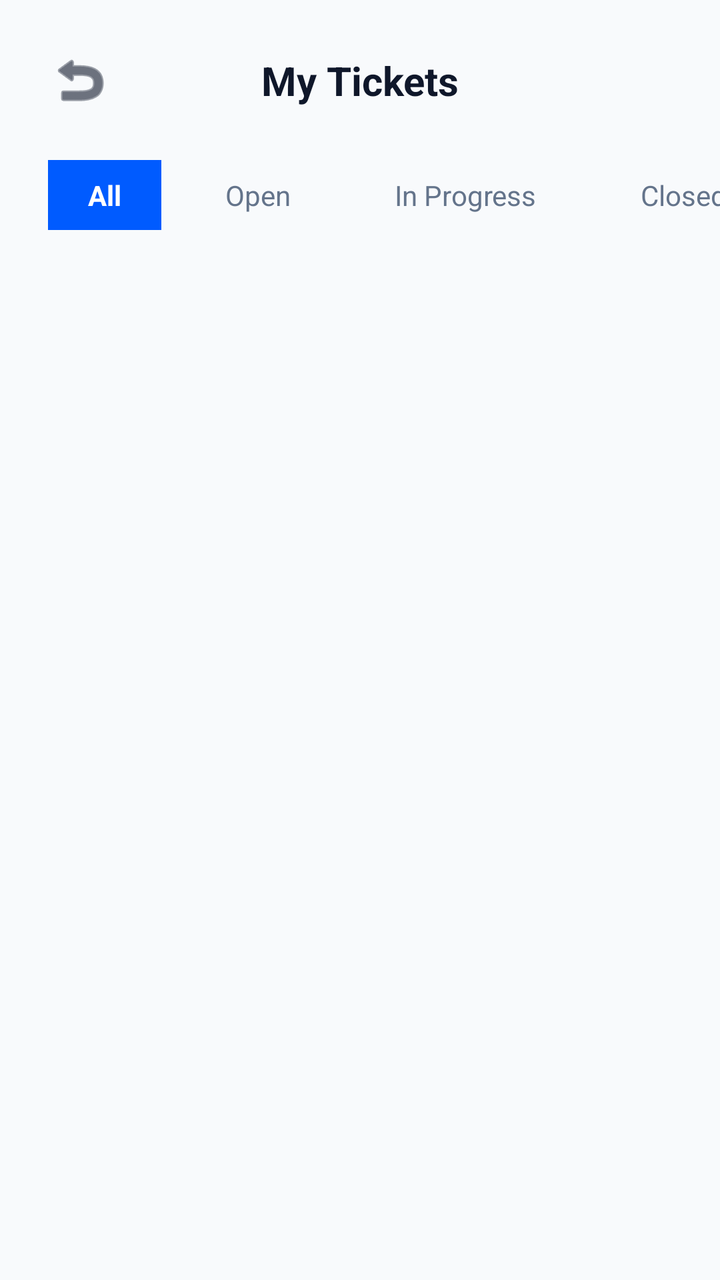
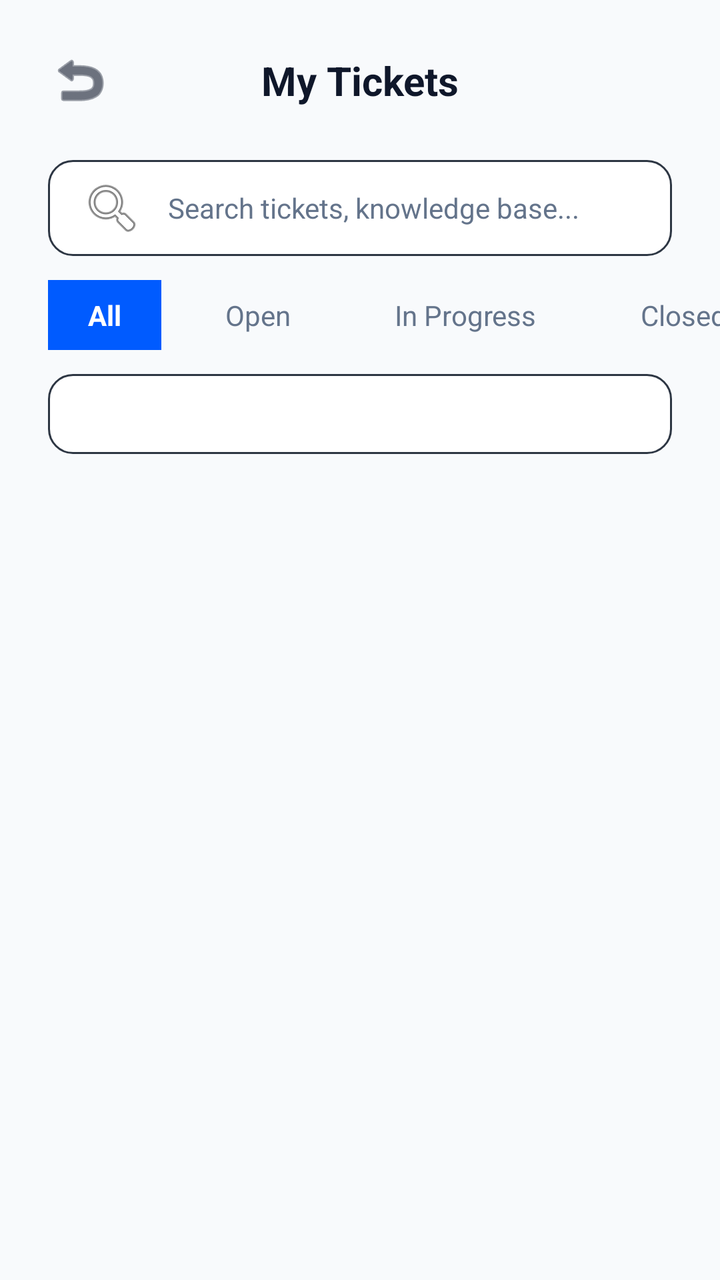

Before-and-after screenshots of an Android layout around one commit, followed by the original layout XML and the change that was made.
<!-- AndroidManifest.xml: application theme Theme.SupportAssist -->
<!-- res/layout/fragment_tickets.xml -->
<?xml version="1.0" encoding="utf-8"?>
<androidx.constraintlayout.widget.ConstraintLayout xmlns:android="http://schemas.android.com/apk/res/android"
    xmlns:app="http://schemas.android.com/apk/res-auto"
    android:layout_width="match_parent"
    android:layout_height="match_parent"
    android:background="@color/bg_color">

    <androidx.constraintlayout.widget.ConstraintLayout
        android:layout_width="0dp"
        android:layout_height="match_parent"
        app:layout_constraintEnd_toEndOf="parent"
        app:layout_constraintStart_toStartOf="parent"
        app:layout_constraintTop_toTopOf="parent"
        app:layout_constraintWidth_max="600dp">

        <ImageButton
            android:id="@+id/btn_back"
            android:layout_width="48dp"
            android:layout_height="48dp"
            android:layout_marginStart="16dp"
            android:layout_marginTop="16dp"
            android:background="?attr/selectableItemBackgroundBorderless"
            android:src="@android:drawable/ic_menu_revert"
            app:layout_constraintStart_toStartOf="parent"
            app:layout_constraintTop_toTopOf="parent"
            app:tint="@color/text_main" />

        <TextView
            android:id="@+id/tv_tickets_title"
            android:layout_width="wrap_content"
            android:layout_height="wrap_content"
            android:text="@string/my_tickets"
            android:textColor="@color/text_main"
            android:textSize="20sp"
            android:textStyle="bold"
            app:layout_constraintBottom_toBottomOf="@+id/btn_back"
            app:layout_constraintEnd_toEndOf="parent"
            app:layout_constraintStart_toStartOf="parent"
            app:layout_constraintTop_toTopOf="@+id/btn_back" />

        <HorizontalScrollView
            android:id="@+id/hsv_filters"
            android:layout_width="match_parent"
            android:layout_height="wrap_content"
            android:layout_marginTop="16dp"
            android:clipToPadding="false"
            android:paddingHorizontal="24dp"
            android:scrollbars="none"
            app:layout_constraintTop_toBottomOf="@+id/btn_back">

            <LinearLayout
                android:layout_width="wrap_content"
                android:layout_height="wrap_content"
                android:orientation="horizontal">

                <TextView
                    android:id="@+id/tv_filter_all"
                    android:layout_width="wrap_content"
                    android:layout_height="wrap_content"
                    android:background="@color/primary_blue"
                    android:paddingHorizontal="20dp"
                    android:paddingVertical="8dp"
                    android:text="@string/all"
                    android:textColor="@color/white"
                    android:textStyle="bold" />

                <TextView
                    android:id="@+id/tv_filter_open"
                    android:layout_width="wrap_content"
                    android:layout_height="wrap_content"
                    android:layout_marginStart="12dp"
                    android:paddingHorizontal="20dp"
                    android:paddingVertical="8dp"
                    android:text="@string/open"
                    android:textColor="@color/text_grey" />

                <TextView
                    android:id="@+id/tv_filter_progress"
                    android:layout_width="wrap_content"
                    android:layout_height="wrap_content"
                    android:layout_marginStart="12dp"
                    android:paddingHorizontal="20dp"
                    android:paddingVertical="8dp"
                    android:text="@string/in_progress"
                    android:textColor="@color/text_grey" />

                <TextView
                    android:id="@+id/tv_filter_closed"
                    android:layout_width="wrap_content"
                    android:layout_height="wrap_content"
                    android:layout_marginStart="12dp"
                    android:paddingHorizontal="20dp"
                    android:paddingVertical="8dp"
                    android:text="@string/closed"
                    android:textColor="@color/text_grey" />
            </LinearLayout>
        </HorizontalScrollView>

        <androidx.recyclerview.widget.RecyclerView
            android:id="@+id/rv_tickets"
            android:layout_width="match_parent"
            android:layout_height="0dp"
            android:layout_marginTop="16dp"
            android:paddingHorizontal="24dp"
            android:paddingBottom="100dp"
            android:clipToPadding="false"
            app:layout_constraintBottom_toBottomOf="parent"
            app:layout_constraintTop_toBottomOf="@+id/hsv_filters" />

    </androidx.constraintlayout.widget.ConstraintLayout>
</androidx.constraintlayout.widget.ConstraintLayout>
<!-- resources referenced by this layout -->
<resources>
  <color name="bg_color">#F8FAFC</color>
  <color name="primary_blue">#005BFF</color>
  <color name="text_grey">#64748B</color>
  <color name="text_main">#0F172A</color>
  <color name="white">#FFFFFFFF</color>
  <string name="all">All</string>
  <string name="closed">Closed</string>
  <string name="in_progress">In Progress</string>
  <string name="my_tickets">My Tickets</string>
  <string name="open">Open</string>
  <style name="Theme.SupportAssist" parent="Base.Theme.SupportAssist" />
  <style name="Base.Theme.SupportAssist" parent="Theme.Material3.DayNight.NoActionBar">
          <item name="colorPrimary">@color/primary_blue</item>
          <item name="android:windowBackground">@color/bg_color</item>
  
          
          <item name="android:textColorPrimary">@color/text_main</item>
          <item name="android:textColorSecondary">@color/text_grey</item>
          <item name="android:editTextColor">@color/text_main</item>
          <item name="android:textColorHint">@color/text_grey</item>
  
          
          <item name="colorOnBackground">@color/text_main</item>
          <item name="colorOnSurface">@color/text_main</item>
          <item name="colorOnSurfaceVariant">@color/text_grey</item>
          <item name="colorSurface">@color/bg_color</item>
          <item name="colorOutline">@color/divider_color</item>
      </style>
  <color name="divider_color">#E2E8F0</color>
</resources>

<!-- the commit's change to res/layout/fragment_tickets.xml (unified diff, before → after) -->
@@ -1,6 +1,7 @@
 <?xml version="1.0" encoding="utf-8"?>
 <androidx.constraintlayout.widget.ConstraintLayout xmlns:android="http://schemas.android.com/apk/res/android"
     xmlns:app="http://schemas.android.com/apk/res-auto"
+    xmlns:tools="http://schemas.android.com/tools"
     android:layout_width="match_parent"
     android:layout_height="match_parent"
     android:background="@color/bg_color">
@@ -38,74 +39,134 @@
             app:layout_constraintStart_toStartOf="parent"
             app:layout_constraintTop_toTopOf="@+id/btn_back" />
 
-        <HorizontalScrollView
-            android:id="@+id/hsv_filters"
+        <EditText
+            android:id="@+id/et_search"
+            android:layout_width="match_parent"
+            android:layout_height="48dp"
+            android:layout_marginHorizontal="24dp"
+            android:layout_marginTop="16dp"
+            android:background="@drawable/edit_text_bg"
+            android:drawableStart="@android:drawable/ic_menu_search"
+            android:drawablePadding="12dp"
+            android:hint="@string/search_hint"
+            android:imeOptions="actionSearch"
+            android:inputType="text"
+            android:paddingHorizontal="16dp"
+            android:textSize="14sp"
+            app:layout_constraintTop_toBottomOf="@+id/btn_back" />
+
+        <LinearLayout
+            android:id="@+id/ll_filters"
             android:layout_width="match_parent"
             android:layout_height="wrap_content"
-            android:layout_marginTop="16dp"
-            android:clipToPadding="false"
-            android:paddingHorizontal="24dp"
-            android:scrollbars="none"
-            app:layout_constraintTop_toBottomOf="@+id/btn_back">
+            android:orientation="vertical"
+            android:layout_marginTop="12dp"
+            app:layout_constraintTop_toBottomOf="@+id/et_search">
 
-            <LinearLayout
-                android:layout_width="wrap_content"
+            <HorizontalScrollView
+                android:id="@+id/hsv_filters"
+                android:layout_width="match_parent"
                 android:layout_height="wrap_content"
-                android:orientation="horizontal">
+                android:clipToPadding="false"
+                android:paddingHorizontal="24dp"
+                android:scrollbars="none">
 
-                <TextView
-                    android:id="@+id/tv_filter_all"
+                <LinearLayout
                     android:layout_width="wrap_content"
                     android:layout_height="wrap_content"
-                    android:background="@color/primary_blue"
-                    android:paddingHorizontal="20dp"
-                    android:paddingVertical="8dp"
-                    android:text="@string/all"
-                    android:textColor="@color/white"
-                    android:textStyle="bold" />
+                    android:orientation="horizontal"
+                    android:paddingBottom="4dp">
 
-                <TextView
-                    android:id="@+id/tv_filter_open"
-                    android:layout_width="wrap_content"
-                    android:layout_height="wrap_content"
-                    android:layout_marginStart="12dp"
-                    android:paddingHorizontal="20dp"
-                    android:paddingVertical="8dp"
-                    android:text="@string/open"
-                    android:textColor="@color/text_grey" />
+                    <TextView
+                        android:id="@+id/tv_filter_all"
+                        android:layout_width="wrap_content"
+                        android:layout_height="wrap_content"
+                        android:background="@color/primary_blue"
+                        android:paddingHorizontal="20dp"
+                        android:paddingVertical="8dp"
+                        android:text="@string/all"
+                        android:textColor="@color/white"
+                        android:textStyle="bold" />
 
-                <TextView
-                    android:id="@+id/tv_filter_progress"
-                    android:layout_width="wrap_content"
-                    android:layout_height="wrap_content"
-                    android:layout_marginStart="12dp"
-                    android:paddingHorizontal="20dp"
-                    android:paddingVertical="8dp"
-                    android:text="@string/in_progress"
-                    android:textColor="@color/text_grey" />
+                    <TextView
+                        android:id="@+id/tv_filter_open"
+                        android:layout_width="wrap_content"
+                        android:layout_height="wrap_content"
+                        android:layout_marginStart="12dp"
+                        android:paddingHorizontal="20dp"
+                        android:paddingVertical="8dp"
+                        android:text="@string/open"
+                        android:textColor="@color/text_grey" />
 
-                <TextView
-                    android:id="@+id/tv_filter_closed"
-                    android:layout_width="wrap_content"
-                    android:layout_height="wrap_content"
-                    android:layout_marginStart="12dp"
-                    android:paddingHorizontal="20dp"
-                    android:paddingVertical="8dp"
-                    android:text="@string/closed"
-                    android:textColor="@color/text_grey" />
-            </LinearLayout>
-        </HorizontalScrollView>
+                    <TextView
+                        android:id="@+id/tv_filter_progress"
+                        android:layout_width="wrap_content"
+                        android:layout_height="wrap_content"
+                        android:layout_marginStart="12dp"
+                        android:paddingHorizontal="20dp"
+                        android:paddingVertical="8dp"
+                        android:text="@string/in_progress"
+                        android:textColor="@color/text_grey" />
+
+                    <TextView
+                        android:id="@+id/tv_filter_closed"
+                        android:layout_width="wrap_content"
+                        android:layout_height="wrap_content"
+                        android:layout_marginStart="12dp"
+                        android:paddingHorizontal="20dp"
+                        android:paddingVertical="8dp"
+                        android:text="@string/closed"
+                        android:textColor="@color/text_grey" />
+                </LinearLayout>
+            </HorizontalScrollView>
+
+            <Spinner
+                android:id="@+id/sp_category_filter"
+                android:layout_width="match_parent"
+                android:layout_height="40dp"
+                android:layout_marginHorizontal="24dp"
+                android:layout_marginTop="8dp"
+                android:background="@drawable/edit_text_bg"
+                android:paddingHorizontal="12dp" />
+        </LinearLayout>
 
         <androidx.recyclerview.widget.RecyclerView
             android:id="@+id/rv_tickets"
             android:layout_width="match_parent"
             android:layout_height="0dp"
-            android:layout_marginTop="16dp"
+            android:layout_marginTop="8dp"
             android:paddingHorizontal="24dp"
             android:paddingBottom="100dp"
             android:clipToPadding="false"
             app:layout_constraintBottom_toBottomOf="parent"
-            app:layout_constraintTop_toBottomOf="@+id/hsv_filters" />
+            app:layout_constraintTop_toBottomOf="@+id/ll_filters" />
+
+        <LinearLayout
+            android:id="@+id/ll_empty_state"
+            android:layout_width="wrap_content"
+            android:layout_height="wrap_content"
+            android:gravity="center"
+            android:orientation="vertical"
+            android:visibility="gone"
+            app:layout_constraintBottom_toBottomOf="parent"
+            app:layout_constraintEnd_toEndOf="parent"
+            app:layout_constraintStart_toStartOf="parent"
+            app:layout_constraintTop_toTopOf="@+id/rv_tickets">
+
+            <TextView
+                android:layout_width="wrap_content"
+                android:layout_height="wrap_content"
+                android:text="@string/no_tickets_found"
+                android:textColor="@color/text_grey" />
+
+            <com.google.android.material.button.MaterialButton
+                android:id="@+id/btn_clear_filters"
+                style="@style/Widget.Material3.Button.TextButton"
+                android:layout_width="wrap_content"
+                android:layout_height="wrap_content"
+                android:layout_marginTop="8dp"
+                android:text="Clear Filters" />
+        </LinearLayout>
 
     </androidx.constraintlayout.widget.ConstraintLayout>
 </androidx.constraintlayout.widget.ConstraintLayout>
<!-- resource entries referenced after the edit -->
@@ -5,12 +5,22 @@
   <color name="text_grey">#64748B</color>
   <color name="text_main">#0F172A</color>
   <color name="white">#FFFFFFFF</color>
+  <!-- drawable edit_text_bg (drawable) -->
+  <?xml version="1.0" encoding="utf-8"?>
+  <shape xmlns:android="http://schemas.android.com/apk/res/android">
+      <solid android:color="@color/input_bg" />
+      <corners android:radius="12dp" />
+      <stroke android:width="1dp" android:color="#2D3643" />
+  </shape>
   <string name="all">All</string>
   <string name="closed">Closed</string>
   <string name="in_progress">In Progress</string>
   <string name="my_tickets">My Tickets</string>
+  <string name="no_tickets_found">No tickets found matching your criteria.</string>
   <string name="open">Open</string>
+  <string name="search_hint">Search tickets, knowledge base...</string>
   <style name="Theme.SupportAssist" parent="Base.Theme.SupportAssist" />
+  <color name="input_bg">#FFFFFF</color>
   <style name="Base.Theme.SupportAssist" parent="Theme.Material3.DayNight.NoActionBar">
           <item name="colorPrimary">@color/primary_blue</item>
           <item name="android:windowBackground">@color/bg_color</item>
